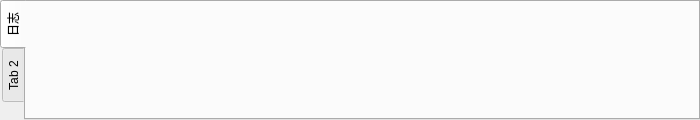
Qt form EvoJoint/EvoJoint Studio/EvoJoint/page/debugPage.ui (fengbaochun/softwareToolBox) before a commit.
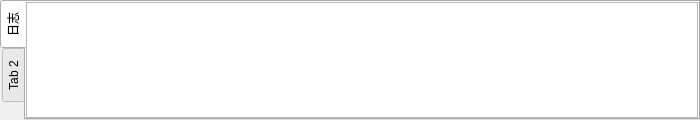
The same form after that commit.

```diff
--- a/EvoJoint/EvoJoint Studio/EvoJoint/page/debugPage.ui
+++ b/EvoJoint/EvoJoint Studio/EvoJoint/page/debugPage.ui
@@ -44,6 +44,26 @@
       <attribute name="title">
        <string>日志</string>
       </attribute>
+      <layout class="QVBoxLayout" name="verticalLayout_2">
+       <property name="spacing">
+        <number>0</number>
+       </property>
+       <property name="leftMargin">
+        <number>0</number>
+       </property>
+       <property name="topMargin">
+        <number>0</number>
+       </property>
+       <property name="rightMargin">
+        <number>0</number>
+       </property>
+       <property name="bottomMargin">
+        <number>0</number>
+       </property>
+       <item>
+        <widget class="QTextBrowser" name="textBrowser"/>
+       </item>
+      </layout>
      </widget>
      <widget class="QWidget" name="tab_2">
       <attribute name="title">
```
